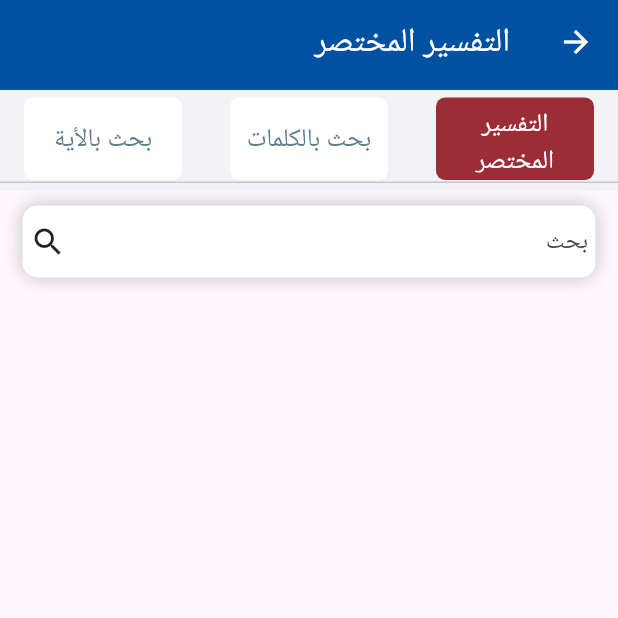
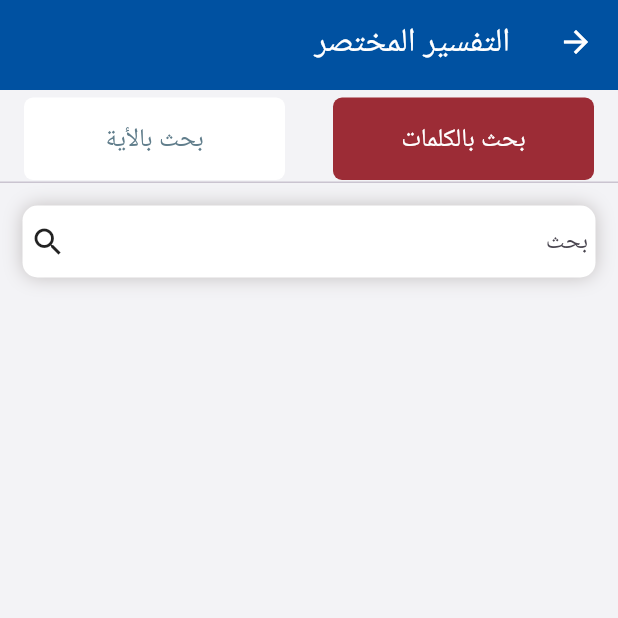
Before and after one commit to EslamKamel89/tafsir, a Flutter app: the HomeSuraScreen screen opened by its route, on a phone screen of 412 x 824 dp, the top half of it. Run offline on Flutter 3.47's test engine with Material 3 defaults, Android fonts, the phone set to English and light mode, and no system bars; our stand-ins replace audioplayers, connectivity_plus, device_info_plus, dio, file_picker, flutter_animate and 14 more; accounts and stored records are empty; network calls fail; Roboto replaces fonts that are missing (Almarai); statements that could not run were skipped.

Commit message:
Refactor SuraModel to ensure Arabic name is returned, update HomeSuraScreen tab logic, and enhance NewIntroScreen with Arabic name for short explanation section

```diff
--- a/lib/models/sura_model.dart
+++ b/lib/models/sura_model.dart
@@ -107,6 +107,7 @@ class SuraModel {
         break;
       default:
     }
+    return sura_ar!;
     return name;
   }
 }
--- a/lib/ui/home_sura_screen.dart
+++ b/lib/ui/home_sura_screen.dart
@@ -4,7 +4,6 @@ import 'package:flutter/material.dart';
 import 'package:get/get_utils/src/extensions/internacionalization.dart';
 import 'package:tafsir/ui/search_by_ayah/search_by_ayah_screen.dart';
 import 'package:tafsir/ui/search_screen.dart';
-import 'package:tafsir/ui/short_explanation_index.dart';
 import 'package:tafsir/utils/colors.dart';
 import 'package:tafsir/utils/is_arabic.dart';
 import 'package:tafsir/utils/text_styles.dart';
@@ -24,7 +23,7 @@ class _HomeSuraScreenState extends State<HomeSuraScreen> with SingleTickerProvid
 
   @override
   void initState() {
-    _tabController = TabController(length: 3, vsync: this, initialIndex: 0);
+    _tabController = TabController(length: 2, vsync: this, initialIndex: 0);
     // _tabController!.addListener(() {
     //   setState(() {
     //     currentIndex = _tabController!.index;
@@ -48,9 +47,11 @@ class _HomeSuraScreenState extends State<HomeSuraScreen> with SingleTickerProvid
               indicatorColor: Colors.transparent,
               isScrollable: isArabic() ? false : true,
               tabs: [
-                TabButton(title: "SHORT_EXPLANATION".tr, selected: currentIndex == 0),
-                TabButton(title: "SEARCH_BY_WORD".tr, selected: currentIndex == 1),
-                TabButton(title: "SEARCH_BY_AYAH".tr, selected: currentIndex == 2),
+                // TabButton(title: "SHORT_EXPLANATION".tr, selected: currentIndex == 0),
+                // TabButton(title: "SEARCH_BY_WORD".tr, selected: currentIndex == 1),
+                // TabButton(title: "SEARCH_BY_AYAH".tr, selected: currentIndex == 2),
+                TabButton(title: "SEARCH_BY_WORD".tr, selected: currentIndex == 0),
+                TabButton(title: "SEARCH_BY_AYAH".tr, selected: currentIndex == 1),
               ],
               controller: _tabController!,
               onTap: (value) {
@@ -63,11 +64,12 @@ class _HomeSuraScreenState extends State<HomeSuraScreen> with SingleTickerProvid
           const SizedBox(height: 5),
           Expanded(
             child:
-                currentIndex == 0
-                    ? ShortExplanationIndex()
-                    : currentIndex == 1
-                    ? SearchScreen()
-                    : const SearchAyahcreen(),
+                // currentIndex == 0
+                //     ? ShortExplanationIndex()
+                //     : currentIndex == 1
+                //     ? SearchScreen()
+                //     : const SearchAyahcreen(),
+                currentIndex == 0 ? SearchScreen() : SearchAyahcreen(),
           ),
         ],
       ),
--- a/lib/ui/new_intro_screen.dart
+++ b/lib/ui/new_intro_screen.dart
@@ -4,17 +4,19 @@ import 'package:get/get.dart';
 import 'package:tafsir/ui/add_research.dart';
 import 'package:tafsir/ui/articles_screen/articles_screen.dart';
 import 'package:tafsir/ui/competition_screen.dart';
+import 'package:tafsir/ui/home_sura_screen.dart';
 import 'package:tafsir/ui/tags_screen/tags_screen.dart';
 import 'package:tafsir/ui/video_screen/videos_screen.dart';
 
 final List<Map<String, dynamic>> sections = [
-  // {
-  //   'name': "short_explanation",
-  //   'image': 'assets/images/quran.png',
-  //   "callback": () {
-  //     Get.to(() => const HomeSuraScreen());
-  //   },
-  // },
+  {
+    // 'name': "short_explanation",
+    'name': "التفسير",
+    'image': 'assets/images/quran.png',
+    "callback": () {
+      Get.to(() => const HomeSuraScreen());
+    },
+  },
   // {
   //   'name': "audio_recitations",
   //   'image': 'assets/images/audio.png',
```
